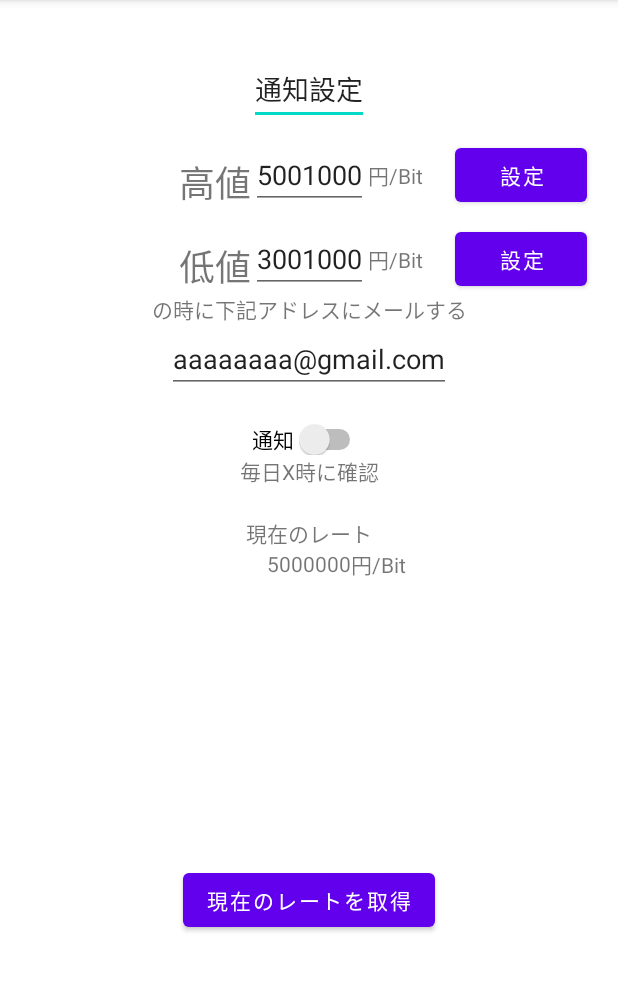
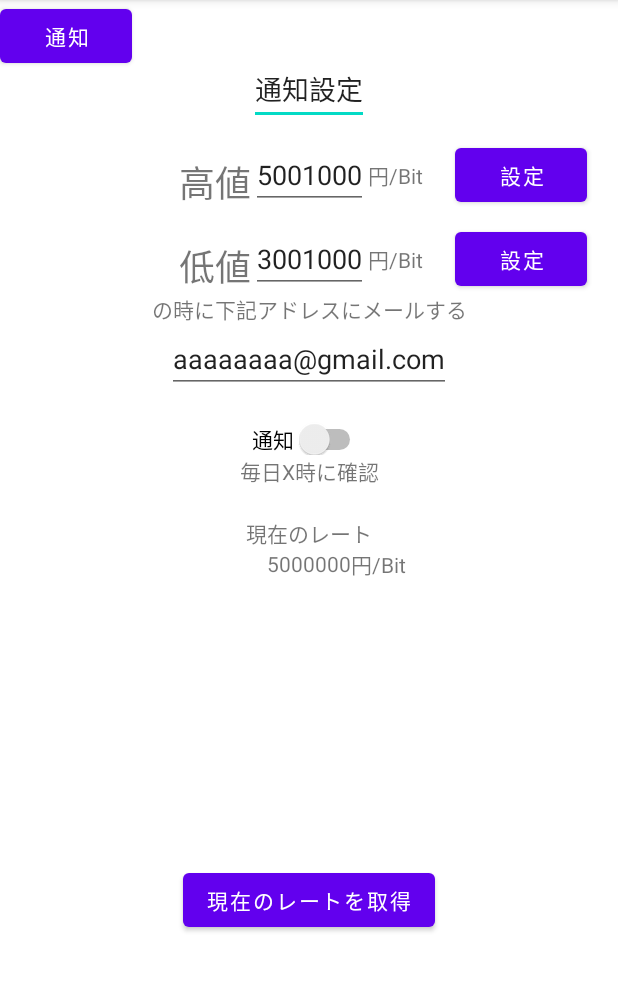
Before and after one commit to kobearen/CyptoNotice, an Android app: the screen it shows after launch (MainActivity), on a phone screen of 412 x 824 dp, the part 84-1075 px from its top. Run offline under Robolectric (Android 15) with nearby library versions, the phone set to English and light mode, and no system bars.

Commit message:
[update] 通知機能とFragmentからの呼び出しを実装

```diff
--- a/app/src/main/java/com/example/cyptonotice/ui/main/MainFragment.kt
+++ b/app/src/main/java/com/example/cyptonotice/ui/main/MainFragment.kt
@@ -1,17 +1,21 @@
 package com.example.cyptonotice.ui.main
 
-import androidx.lifecycle.ViewModelProvider
 import android.os.Bundle
 import android.util.Log
-import androidx.fragment.app.Fragment
 import android.view.LayoutInflater
 import android.view.View
 import android.view.ViewGroup
 import android.widget.Button
+import androidx.fragment.app.Fragment
+import androidx.lifecycle.ViewModelProvider
+import com.example.cyptonotice.MainActivity
 import com.example.cyptonotice.R
 import kotlinx.android.synthetic.main.main_fragment.*
-import okhttp3.*
-import okhttp3.Request.*
+import okhttp3.Call
+import okhttp3.Callback
+import okhttp3.OkHttpClient
+import okhttp3.Request.Builder
+import okhttp3.Response
 import org.json.JSONObject
 import java.io.IOException
 
@@ -56,6 +60,12 @@ class MainFragment : Fragment() {
             currentRateAPI(API_URL)
             textCurrentBit.text = currentBit
         }
+        // Switchに、状態変更イベントを追加
+        switchNotification.setOnCheckedChangeListener { buttonView, isChecked ->
+            // 通知がオンの時の挙動
+            (activity as MainActivity?)?.notificationAlerm()
+//            MainActivity().notificationAlerm()
+        }
 
         textCurrentBit.text = currentBit
     }
--- a/app/src/main/res/layout/main_activity.xml
+++ b/app/src/main/res/layout/main_activity.xml
@@ -1,9 +1,19 @@
 <?xml version="1.0" encoding="utf-8"?>
 <FrameLayout xmlns:android="http://schemas.android.com/apk/res/android"
+    xmlns:app="http://schemas.android.com/apk/res-auto"
     xmlns:tools="http://schemas.android.com/tools"
     android:id="@+id/container"
     android:layout_width="match_parent"
     android:layout_height="match_parent"
     tools:context=".MainActivity" >
 
+    <Button
+        android:id="@+id/pushBtn"
+        android:layout_width="wrap_content"
+        android:layout_height="wrap_content"
+        android:text="通知"
+        app:layout_constraintBottom_toBottomOf="parent"
+        app:layout_constraintEnd_toEndOf="parent"
+        app:layout_constraintStart_toStartOf="parent"
+        app:layout_constraintTop_toTopOf="parent" />
 </FrameLayout>
```
Also changed, not shown: app/src/main/java/com/example/cyptonotice/MainActivity.kt (+43 -3 lines), app/src/main/res/drawable/tanukigolf.png (added).
